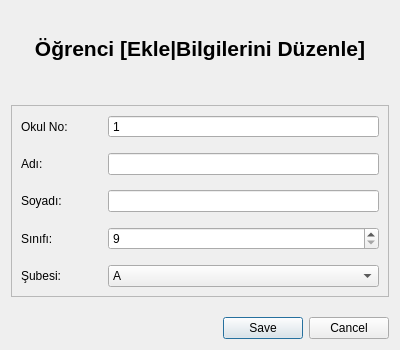
Old version of the form src/UI/StudentEditorUi/studenteditorui.ui in the repository ikolomiko/ikooskar-qt.
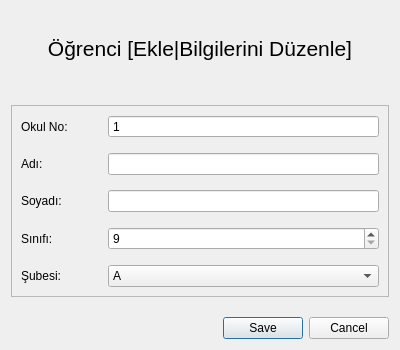
New version of the form.

Commit message: StudentEditorUi: update styles

What changed in the file:
```diff
--- a/src/UI/StudentEditorUi/studenteditorui.ui
+++ b/src/UI/StudentEditorUi/studenteditorui.ui
@@ -23,13 +23,9 @@
       <font>
        <family>Segoe UI</family>
        <pointsize>16</pointsize>
-       <bold>true</bold>
+       <bold>false</bold>
       </font>
      </property>
-     <property name="styleSheet">
-      <string notr="true">font-size: 16pt;
-font-weight: bold;</string>
-     </property>
      <property name="text">
       <string>Öğrenci [Ekle|Bilgilerini Düzenle]</string>
      </property>
```
